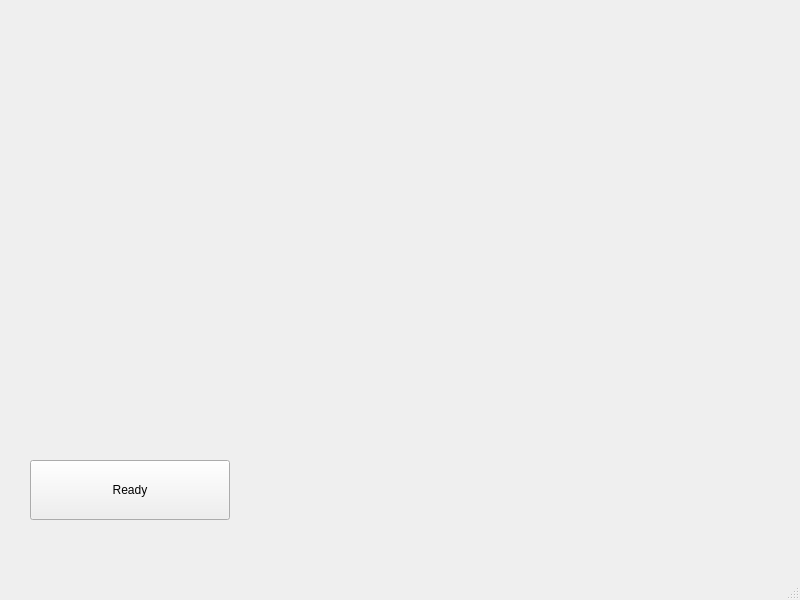
The window that OS_Lab09/mainwindow.ui (Dou6leR/OS_Lab09_WarshipBattle) describes before a commit, drawn with Qt 5.
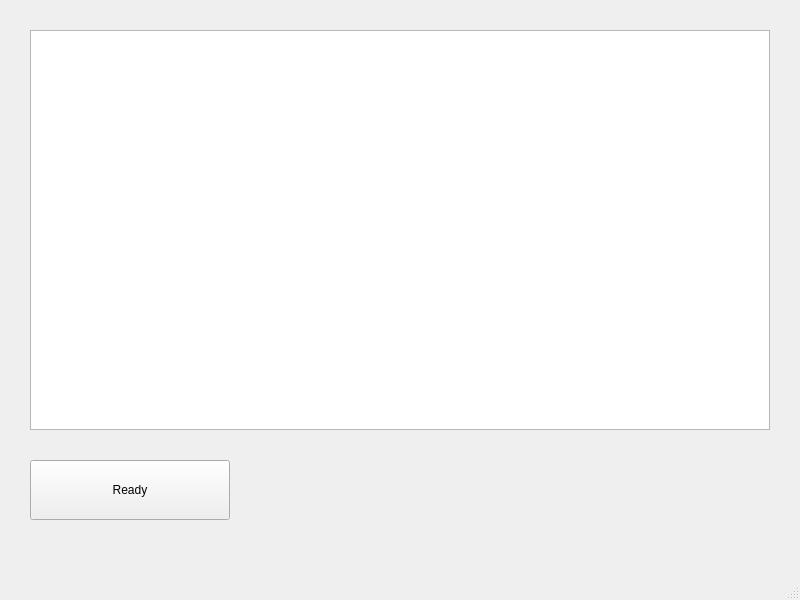
The same window after the commit. The open tabs and pages were chosen to show the change.

Commit message: Add init pixmap and QGraphic for ship_place

```diff
--- a/OS_Lab09/mainwindow.ui
+++ b/OS_Lab09/mainwindow.ui
@@ -90,6 +90,16 @@
        <string>Ready</string>
       </property>
      </widget>
+     <widget class="QGraphicsView" name="placing_View">
+      <property name="geometry">
+       <rect>
+        <x>30</x>
+        <y>30</y>
+        <width>740</width>
+        <height>400</height>
+       </rect>
+      </property>
+     </widget>
     </widget>
     <widget class="QWidget" name="server_page">
      <widget class="QPlainTextEdit" name="server_log">
```
Left out of the diff: 2 changed lines with no effect on the pictures. The commit also changes 4 other files.
